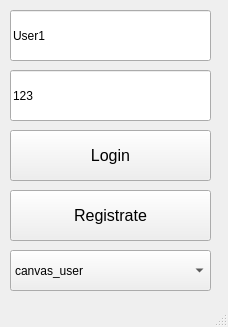
The window that LandcapeGenVer1/BaseWindow.ui (Inlucker/LandscapeTest) describes before a commit, drawn with Qt 5.
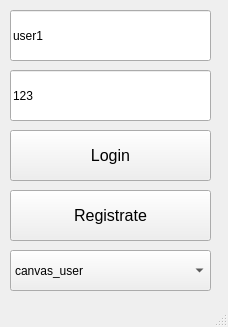
The same window after the commit.

Patch:
```diff
--- a/LandcapeGenVer1/BaseWindow.ui
+++ b/LandcapeGenVer1/BaseWindow.ui
@@ -55,7 +55,7 @@
      </rect>
     </property>
     <property name="text">
-     <string>User1</string>
+     <string>user1</string>
     </property>
    </widget>
    <widget class="QPushButton" name="registrate_btn">
```
